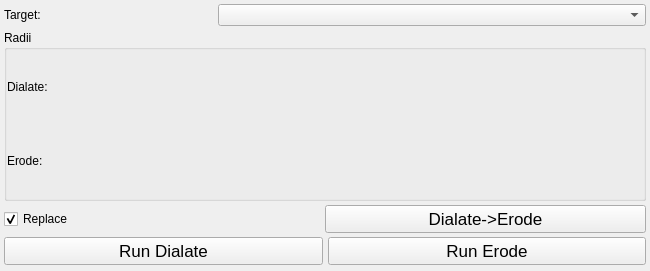
Qt form src/Interface/ToolInterface/BinaryDialateErodeFilterInterface.ui (SCIInstitute/Seg3D) before a commit.
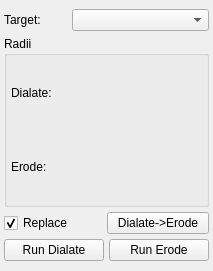
The same form after that commit.

What changed in the file:
```diff
--- a/src/Interface/ToolInterface/BinaryDialateErodeFilterInterface.ui
+++ b/src/Interface/ToolInterface/BinaryDialateErodeFilterInterface.ui
@@ -6,7 +6,7 @@
    <rect>
     <x>0</x>
     <y>0</y>
-    <width>650</width>
+    <width>213</width>
     <height>271</height>
    </rect>
   </property>
@@ -41,18 +41,9 @@
    <property name="spacing">
     <number>0</number>
    </property>
-   <property name="leftMargin">
+   <property name="margin">
     <number>4</number>
    </property>
-   <property name="topMargin">
-    <number>0</number>
-   </property>
-   <property name="rightMargin">
-    <number>4</number>
-   </property>
-   <property name="bottomMargin">
-    <number>0</number>
-   </property>
    <item>
     <layout class="QHBoxLayout" name="activeHLayout" stretch="1,2">
      <property name="spacing">
@@ -113,7 +104,16 @@
       <property name="spacing">
        <number>0</number>
       </property>
-      <property name="margin">
+      <property name="leftMargin">
+       <number>4</number>
+      </property>
+      <property name="topMargin">
+       <number>0</number>
+      </property>
+      <property name="rightMargin">
+       <number>4</number>
+      </property>
+      <property name="bottomMargin">
        <number>0</number>
       </property>
       <item>
@@ -202,11 +202,6 @@
          <verstretch>0</verstretch>
         </sizepolicy>
        </property>
-       <property name="font">
-        <font>
-         <pointsize>13</pointsize>
-        </font>
-       </property>
        <property name="text">
         <string>Dialate-&gt;Erode</string>
        </property>
@@ -227,11 +222,6 @@
          <verstretch>0</verstretch>
         </sizepolicy>
        </property>
-       <property name="font">
-        <font>
-         <pointsize>13</pointsize>
-        </font>
-       </property>
        <property name="text">
         <string>Run Dialate</string>
        </property>
@@ -245,11 +235,6 @@
          <verstretch>0</verstretch>
         </sizepolicy>
        </property>
-       <property name="font">
-        <font>
-         <pointsize>13</pointsize>
-        </font>
-       </property>
        <property name="text">
         <string>Run Erode</string>
        </property>
```
